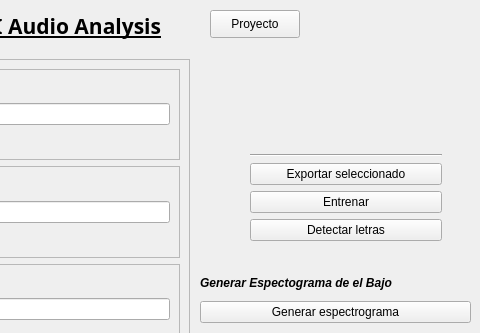
Before: the Qt Designer form main.ui in darkmclo/audio-ai-project, drawn with Qt 5; both pictures show x 320 to 800 and y 0 to 333 of the 800 by 603 pixel window.
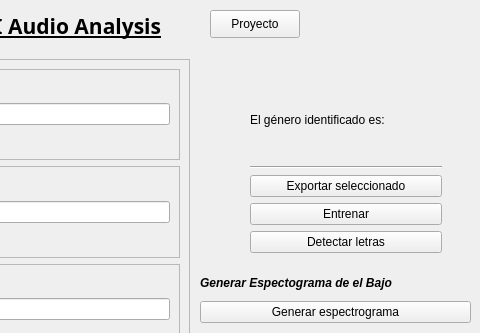
After: the same form once the commit is applied.

Patch:
```diff
--- a/main.ui
+++ b/main.ui
@@ -43,7 +43,7 @@
       <x>520</x>
       <y>60</y>
       <width>292</width>
-      <height>201</height>
+      <height>213</height>
      </rect>
     </property>
     <layout class="QVBoxLayout" name="verticalLayout">
@@ -61,6 +61,13 @@
      </property>
      <item>
       <widget class="QLabel" name="label_file">
+       <property name="font">
+        <font>
+         <weight>75</weight>
+         <italic>true</italic>
+         <bold>true</bold>
+        </font>
+       </property>
        <property name="text">
         <string>&lt;nombre_del_archivo.mp3&gt;</string>
        </property>
@@ -69,6 +76,35 @@
        </property>
       </widget>
      </item>
+     <item>
+      <widget class="QLabel" name="lbl_gen_subtitle">
+       <property name="font">
+        <font>
+         <pointsize>9</pointsize>
+        </font>
+       </property>
+       <property name="text">
+        <string>El género identificado es:</string>
+       </property>
+      </widget>
+     </item>
+     <item>
+      <widget class="QLabel" name="lbl_genre">
+       <property name="font">
+        <font>
+         <pointsize>12</pointsize>
+         <weight>75</weight>
+         <bold>true</bold>
+        </font>
+       </property>
+       <property name="text">
+        <string>&lt;género&gt;</string>
+       </property>
+       <property name="alignment">
+        <set>Qt::AlignCenter</set>
+       </property>
+      </widget>
+     </item>
      <item>
       <widget class="Line" name="line">
        <property name="orientation">
```
